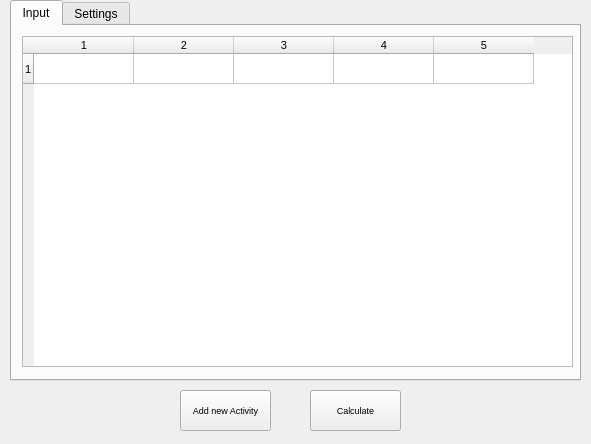
MrKarimiD/Project-Management, file mainwindow.ui: the form before one commit.
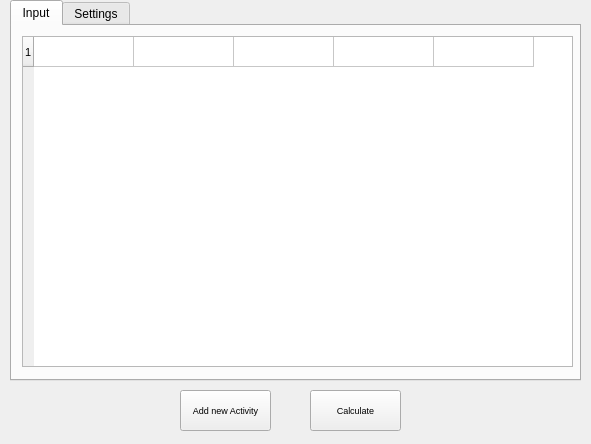
The form after the commit.

What changed in the file:
```diff
--- a/mainwindow.ui
+++ b/mainwindow.ui
@@ -95,7 +95,7 @@
        <number>5</number>
       </property>
       <attribute name="horizontalHeaderVisible">
-       <bool>true</bool>
+       <bool>false</bool>
       </attribute>
       <attribute name="horizontalHeaderCascadingSectionResizes">
        <bool>false</bool>
```
Left out of the diff: 2 changed lines with no effect on the pictures.
